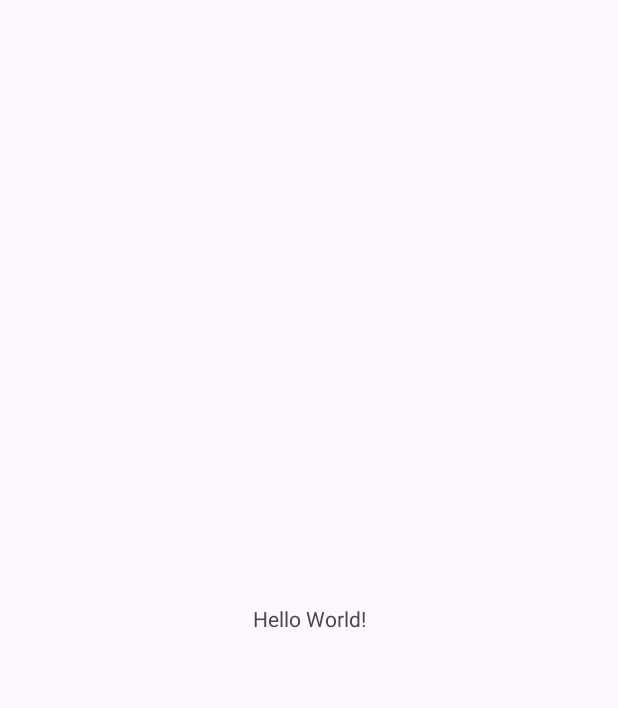
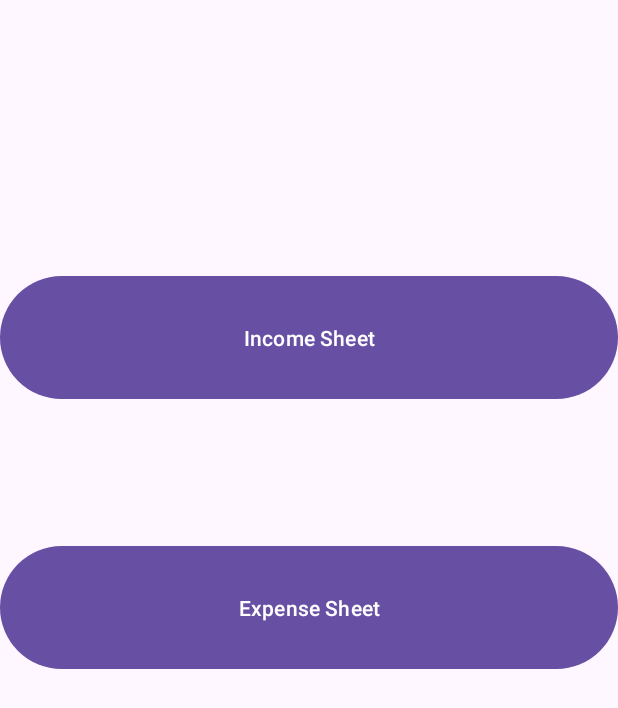
Before and after one commit to ST10441309/ExpenseTracker, an Android app: the screen it shows after launch (MainActivity), on a phone screen of 412 x 824 dp. Before the commit the part shown is almost empty. Shown: the top 708 px of the screen. Run offline under Robolectric (Android 15) with nearby library versions, the phone set to English and light mode, and no system bars.

```diff
--- a/app/src/main/AndroidManifest.xml
+++ b/app/src/main/AndroidManifest.xml
@@ -21,6 +21,8 @@
                 <category android:name="android.intent.category.LAUNCHER" />
             </intent-filter>
         </activity>
+        <activity android:name=".MainActivity2"></activity>
+        <activity android:name=".MainActivity3"></activity>
     </application>
 
 </manifest>
--- a/app/src/main/java/com/st10441309/expensetracker/MainActivity.kt
+++ b/app/src/main/java/com/st10441309/expensetracker/MainActivity.kt
@@ -2,10 +2,32 @@ package com.st10441309.expensetracker
 
 import androidx.appcompat.app.AppCompatActivity
 import android.os.Bundle
+import android.widget.Button
+import android.widget.TextView
+import android.content.Intent
 
 class MainActivity : AppCompatActivity() {
+    private var tvDisplayAmount: TextView? = null
+    private var tvDisplayIncome: TextView? = null
+    private var tvDisplayExpense: TextView? = null
+
     override fun onCreate(savedInstanceState: Bundle?) {
         super.onCreate(savedInstanceState)
         setContentView(R.layout.activity_main)
+
+        tvDisplayAmount = findViewById(R.id.tvDisplayAmount)
+        tvDisplayIncome = findViewById(R.id.tvDisplayIncome)
+        tvDisplayExpense = findViewById(R.id.tvDisplayExpense)
+
+        val btnIncomeSheet = findViewById<Button>(R.id.btnIncome)
+        btnIncomeSheet.setOnClickListener {
+            val intent = Intent(this, MainActivity2::class.java)
+            startActivity(intent)
+        }
+        val btnExpenseSheet = findViewById<Button>(R.id.btnExpense)
+        btnExpenseSheet.setOnClickListener {
+            val intent = Intent(this, MainActivity3::class.java)
+            startActivity(intent)
+        }
     }
 }
--- /dev/null
+++ b/app/src/main/java/com/st10441309/expensetracker/MainActivity2.kt
@@ -0,0 +1,5 @@
+package com.st10441309.expensetracker
+
+class MainActivity2 {
+
+}
--- /dev/null
+++ b/app/src/main/java/com/st10441309/expensetracker/MainActivity3.kt
@@ -0,0 +1,5 @@
+package com.st10441309.expensetracker
+
+class MainActivity3 {
+
+}
--- a/app/src/main/res/layout/activity_main.xml
+++ b/app/src/main/res/layout/activity_main.xml
@@ -1,18 +1,36 @@
 <?xml version="1.0" encoding="utf-8"?>
-<androidx.constraintlayout.widget.ConstraintLayout xmlns:android="http://schemas.android.com/apk/res/android"
+<LinearLayout xmlns:android="http://schemas.android.com/apk/res/android"
     xmlns:app="http://schemas.android.com/apk/res-auto"
     xmlns:tools="http://schemas.android.com/tools"
     android:layout_width="match_parent"
     android:layout_height="match_parent"
-    tools:context=".MainActivity">
+    android:orientation="vertical"
+    tools:context=".MainActivity" >
 
     <TextView
-        android:layout_width="wrap_content"
-        android:layout_height="wrap_content"
-        android:text="Hello World!"
-        app:layout_constraintBottom_toBottomOf="parent"
-        app:layout_constraintEnd_toEndOf="parent"
-        app:layout_constraintStart_toStartOf="parent"
-        app:layout_constraintTop_toTopOf="parent" />
+        android:id="@+id/tvDisplayAmount"
+        android:layout_width="match_parent"
+        android:layout_height="90dp" />
 
-</androidx.constraintlayout.widget.ConstraintLayout>
+    <TextView
+        android:id="@+id/tvDisplayIncome"
+        android:layout_width="match_parent"
+        android:layout_height="90dp" />
+
+    <Button
+        android:id="@+id/btnIncome"
+        android:layout_width="match_parent"
+        android:layout_height="90dp"
+        android:text="@string/income_sheet" />
+
+    <TextView
+        android:id="@+id/tvDisplayExpense"
+        android:layout_width="match_parent"
+        android:layout_height="90dp" />
+
+    <Button
+        android:id="@+id/btnExpense"
+        android:layout_width="match_parent"
+        android:layout_height="90dp"
+        android:text="@string/expense_sheet" />
+</LinearLayout>
--- a/app/src/main/res/values/strings.xml
+++ b/app/src/main/res/values/strings.xml
@@ -1,3 +1,5 @@
 <resources>
     <string name="app_name">ExpenseTracker</string>
+    <string name="income_sheet">Income Sheet</string>
+    <string name="expense_sheet">Expense Sheet</string>
 </resources>
```
